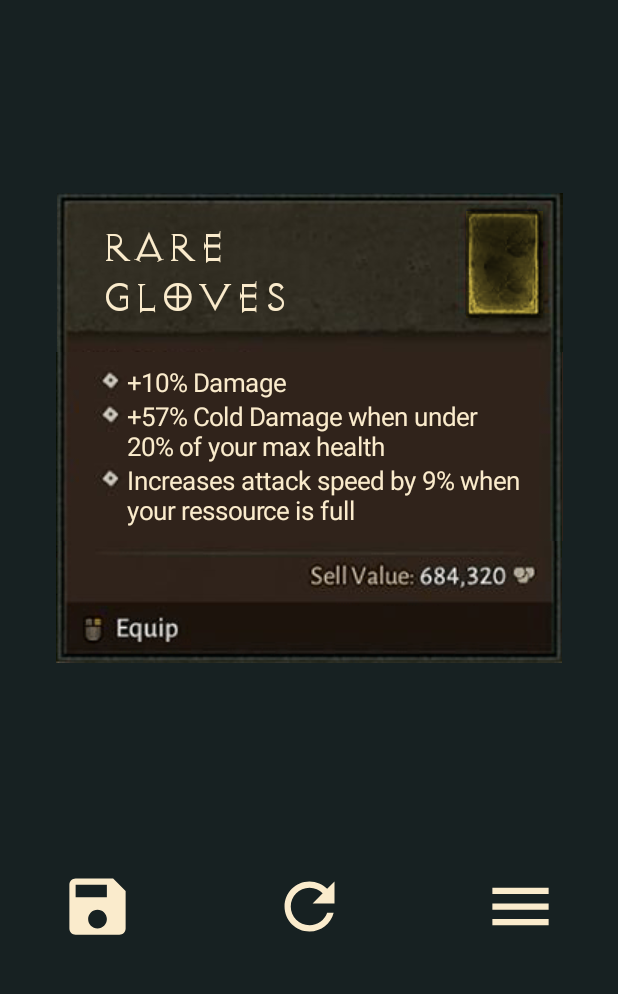
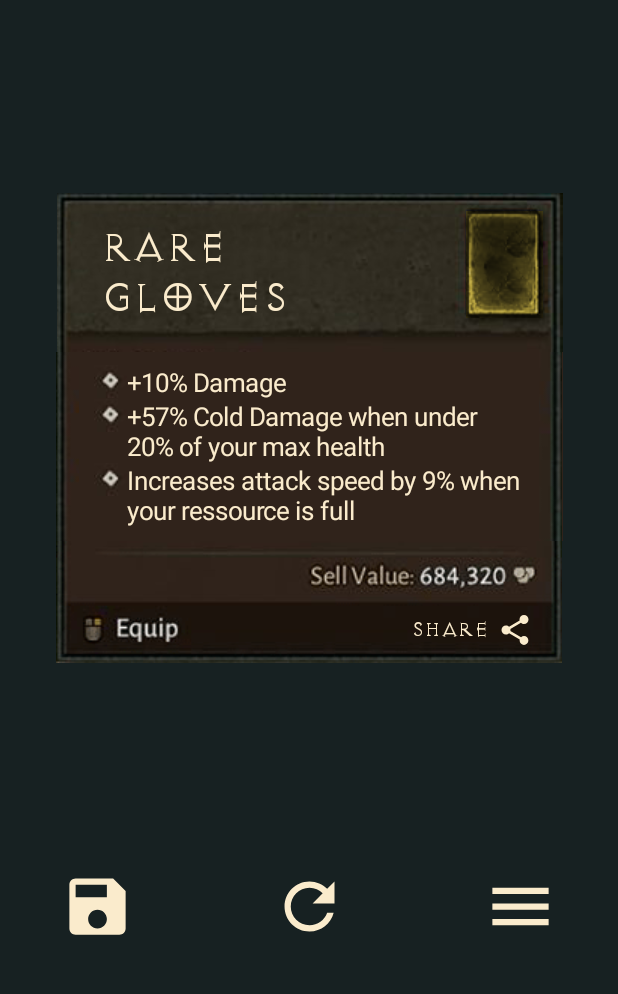
Before and after one commit to alexchaoss/d4itemgen, an Android app: the screen it shows after launch (MainActivity), on a phone screen of 412 x 824 dp, the part 232-1226 px from its top. Run offline under Robolectric (Android 15) with nearby library versions, the phone set to English and light mode, and no system bars; our stand-ins replace EventBus.

Commit message:
option to share the item

```diff
--- a/app/build.gradle
+++ b/app/build.gradle
@@ -10,8 +10,8 @@ android {
         applicationId "com.d4itemgenerator"
         minSdkVersion 14
         targetSdkVersion 28
-        versionCode 5
-        versionName "2.1"
+        versionCode 6
+        versionName "2.2"
 
         testInstrumentationRunner "androidx.test.runner.AndroidJUnitRunner"
     }
--- /dev/null
+++ b/app/src/main/res/drawable/ic_share_black_24dp.xml
@@ -0,0 +1,10 @@
+<vector xmlns:android="http://schemas.android.com/apk/res/android"
+    android:width="24dp"
+    android:height="24dp"
+    android:tint="#FAEBCC"
+    android:viewportWidth="24.0"
+    android:viewportHeight="24.0">
+    <path
+        android:fillColor="#FF000000"
+        android:pathData="M18,16.08c-0.76,0 -1.44,0.3 -1.96,0.77L8.91,12.7c0.05,-0.23 0.09,-0.46 0.09,-0.7s-0.04,-0.47 -0.09,-0.7l7.05,-4.11c0.54,0.5 1.25,0.81 2.04,0.81 1.66,0 3,-1.34 3,-3s-1.34,-3 -3,-3 -3,1.34 -3,3c0,0.24 0.04,0.47 0.09,0.7L8.04,9.81C7.5,9.31 6.79,9 6,9c-1.66,0 -3,1.34 -3,3s1.34,3 3,3c0.79,0 1.5,-0.31 2.04,-0.81l7.12,4.16c-0.05,0.21 -0.08,0.43 -0.08,0.65 0,1.61 1.31,2.92 2.92,2.92 1.61,0 2.92,-1.31 2.92,-2.92s-1.31,-2.92 -2.92,-2.92z" />
+</vector>
--- a/app/src/main/res/layout/activity_main.xml
+++ b/app/src/main/res/layout/activity_main.xml
@@ -23,7 +23,7 @@
         android:gravity="center_horizontal" />
 
     <LinearLayout
-        android:id="@+id/item"
+        android:id="@+id/itemlayout"
         android:layout_width="wrap_content"
         android:layout_height="wrap_content"
         android:orientation="vertical"
@@ -104,12 +104,46 @@
                 android:src="@drawable/rightborder" />
         </LinearLayout>
 
-        <ImageView
+        <androidx.constraintlayout.widget.ConstraintLayout
             android:layout_width="wrap_content"
-            android:layout_height="wrap_content"
-            android:paddingRight="0.7dp"
-            android:src="@drawable/footer"
-            android:paddingEnd="0.7dp" />
+            android:layout_height="wrap_content">
+
+            <ImageView
+                android:layout_width="wrap_content"
+                android:layout_height="wrap_content"
+                android:paddingEnd="0.7dp"
+                android:paddingRight="0.7dp"
+                android:src="@drawable/footer"
+                app:layout_constraintBottom_toBottomOf="parent"
+                app:layout_constraintLeft_toLeftOf="parent"
+                app:layout_constraintRight_toRightOf="parent"
+                app:layout_constraintTop_toTopOf="parent" />
+
+            <TextView
+                android:layout_width="wrap_content"
+                android:layout_height="wrap_content"
+                android:layout_marginEnd="5dp"
+                android:layout_marginRight="5dp"
+                android:layout_marginBottom="13dp"
+                android:fontFamily="@font/diablo_light"
+                android:text="Share"
+                android:textColor="#faebcc"
+                android:textSize="15sp"
+                app:layout_constraintBottom_toBottomOf="parent"
+                app:layout_constraintRight_toLeftOf="@id/share" />
+
+            <ImageView
+                android:id="@+id/share"
+                android:layout_width="wrap_content"
+                android:layout_height="wrap_content"
+                android:layout_marginEnd="20dp"
+                android:layout_marginRight="20dp"
+                android:layout_marginBottom="10dp"
+                android:src="@drawable/ic_share_black_24dp"
+                app:layout_constraintBottom_toBottomOf="parent"
+                app:layout_constraintRight_toRightOf="parent" />
+        </androidx.constraintlayout.widget.ConstraintLayout>
+
     </LinearLayout>
 
     <ImageView
--- /dev/null
+++ b/app/src/main/res/xml/provider_paths.xml
@@ -0,0 +1,6 @@
+<?xml version="1.0" encoding="utf-8"?>
+<paths>
+    <external-path
+        name="external_files"
+        path="." />
+</paths>
```
Also changed, not shown: app/src/main/AndroidManifest.xml (+9 -0 lines), app/src/main/java/com/d4itemgenerator/ui/MainActivity.kt (+49 -0 lines).
